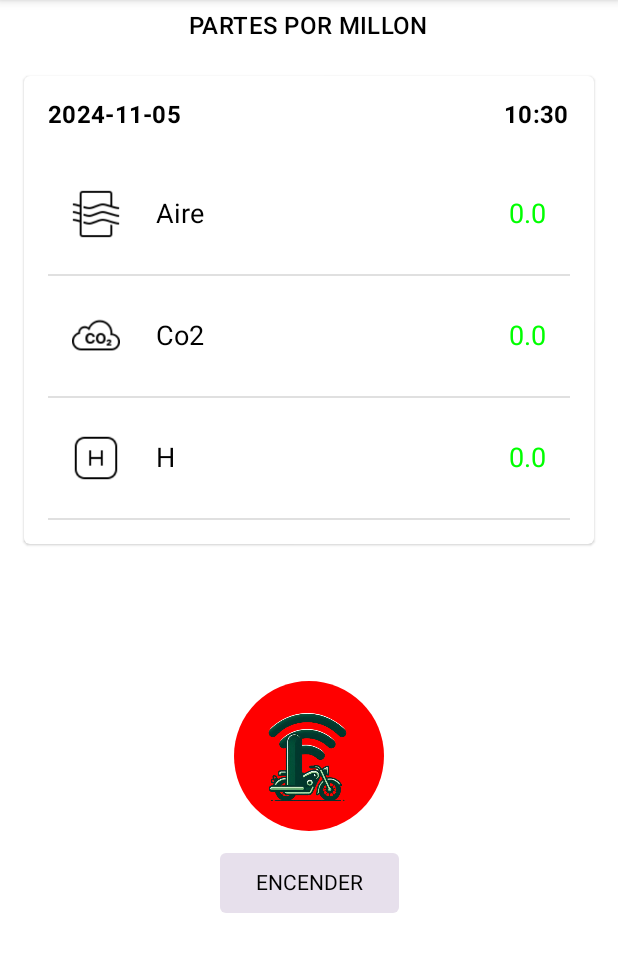
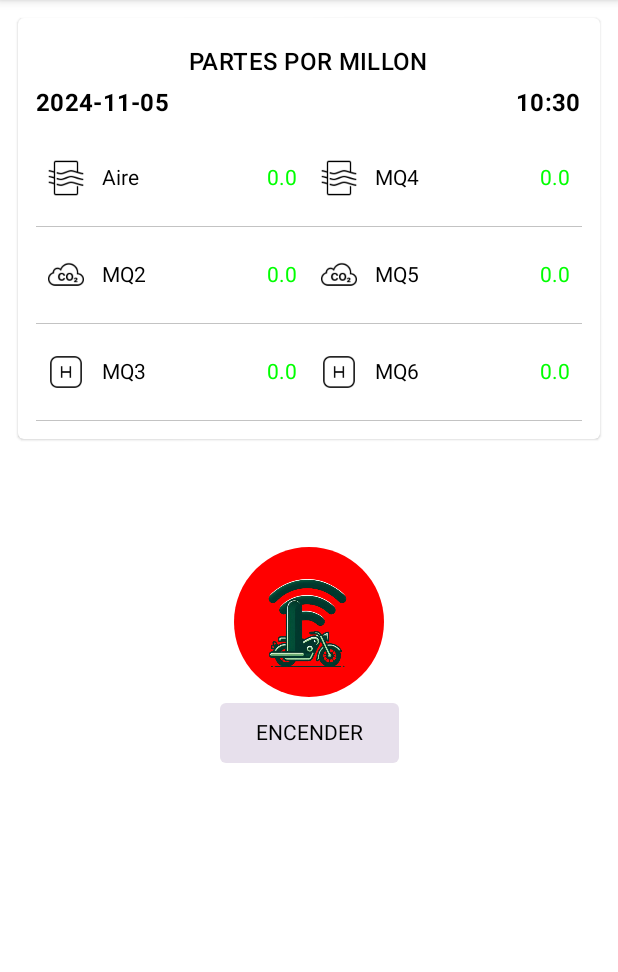
Before and after one commit to Brayan13141/LAMDATEC, an Android app built with Jetpack Compose: the composable PantallaInicio shown on its own in the app's theme, on a phone screen of 412 x 824 dp, the part 150-1122 px from its top. Run offline under Robolectric (Android 15) with nearby library versions, the phone set to English and light mode, and no system bars; our stand-ins replace Firebase (no records; nobody signed in at launch, a user with empty details on screens opened directly); 3 statements that could not run were skipped.

Commit message:
SE AGREGO OTRA COLUMNA PARA MOSTRAR LOS SENSORES EN LA Pantalla_Principal.kt

```diff
--- a/app/src/main/java/com/example/lamdatec/features/pPrincipal/presentation/Pantalla/Pantalla_Principal.kt
+++ b/app/src/main/java/com/example/lamdatec/features/pPrincipal/presentation/Pantalla/Pantalla_Principal.kt
@@ -1,11 +1,13 @@
 package com.example.lamdatec.features.pPrincipal.presentation.Pantalla
 
+import android.annotation.SuppressLint
 import androidx.compose.animation.core.FastOutSlowInEasing
 import androidx.compose.animation.core.animateDp
 import androidx.compose.animation.core.tween
 import androidx.compose.animation.core.updateTransition
 import androidx.compose.foundation.Image
 import androidx.compose.foundation.background
+import androidx.compose.foundation.border
 import androidx.compose.foundation.layout.Arrangement
 import androidx.compose.foundation.layout.Box
 import androidx.compose.foundation.layout.Column
@@ -17,8 +19,11 @@ import androidx.compose.foundation.layout.height
 import androidx.compose.foundation.layout.offset
 import androidx.compose.foundation.layout.padding
 import androidx.compose.foundation.layout.size
+import androidx.compose.foundation.layout.width
+import androidx.compose.foundation.rememberScrollState
 import androidx.compose.foundation.shape.CircleShape
 import androidx.compose.foundation.shape.RoundedCornerShape
+import androidx.compose.foundation.verticalScroll
 import androidx.compose.material.Card
 import androidx.compose.material.Divider
 import androidx.compose.material.Icon
@@ -43,43 +48,50 @@ import androidx.lifecycle.viewmodel.compose.viewModel
 import androidx.navigation.NavHostController
 import com.example.lamdatec.R
 import com.example.lamdatec.features.components.PPantallas
-import java.time.LocalDateTime
-import java.time.format.DateTimeFormatter
 import androidx.compose.material3.Button
+import androidx.compose.runtime.LaunchedEffect
+import androidx.compose.runtime.derivedStateOf
+import androidx.compose.runtime.mutableStateListOf
+import androidx.compose.ui.graphics.Brush
 import androidx.compose.ui.text.font.FontWeight
 
+@SuppressLint("StateFlowValueCalledInComposition")
 @Composable
-fun PantallaInicio(navController: NavHostController, viewModel: viewM_Principal = viewModel()) {
+fun PantallaInicio(navController: NavHostController, viewModelP: viewM_Principal = viewModel()) {
     PPantallas(navController, "BIENVENIDO A LAMDATEC") {
         Column(
             modifier = Modifier
                 .fillMaxHeight()
                 .fillMaxWidth()
+                .verticalScroll(rememberScrollState()),
         ) {
-            Row(horizontalArrangement = Arrangement.Center, modifier = Modifier
-                .fillMaxWidth()
-                .padding(5.dp)) {
-                Text("PARTES POR MILLON", style = MaterialTheme.typography.titleMedium)
+            SensoresPPM(viewModelP)
+
+
+            MotoAnimationScreen(viewModelP)
+
         }
-            SensoresPPM(viewModel)
-            MotoAnimationScreen(viewModel)
-        }
+
     }
 }
 
-
 @Composable
 fun SensoresPPM(viewModel: viewM_Principal) {
-
     // Tarjeta principal con bordes redondeados y fondo
     Card(
-        //shape = RoundedCornerShape(10.dp),
         modifier = Modifier
             .clip(RoundedCornerShape(18.dp))
             .fillMaxWidth()
-            .padding(16.dp)
+            .padding(12.dp)
     ) {
-        Column(modifier = Modifier.padding(16.dp)) {
+        Column(modifier = Modifier.padding(12.dp)) {
+            Row(
+                horizontalArrangement = Arrangement.Center, modifier = Modifier
+                    .fillMaxWidth()
+                    .padding(5.dp)
+            ) {
+                Text("PARTES POR MILLON", style = MaterialTheme.typography.titleMedium)
+            }
             // Fecha y hora
             Row(
                 modifier = Modifier.fillMaxWidth(),
@@ -96,10 +108,19 @@ fun SensoresPPM(viewModel: viewM_Principal) {
                     fontSize = 16.sp
                 )
             }
-
             Spacer(modifier = Modifier.height(16.dp))
 
-            // Tarjetas de los sensores
+            // Dos columnas para mostrar los seis sensores
+            Row(
+                modifier = Modifier.fillMaxWidth(),
+                horizontalArrangement = Arrangement.SpaceBetween,
+                verticalAlignment = Alignment.Top
+            ) {
+                // Primera columna de sensores
+                Column(
+                    modifier = Modifier.weight(1f),
+                    verticalArrangement = Arrangement.spacedBy(8.dp)
+                ) {
                     SensorCard(
                         title = "Aire",
                         valor = viewModel.ppmAir.value.toString(),
@@ -107,13 +128,38 @@ fun SensoresPPM(viewModel: viewM_Principal) {
                         modifier = Modifier
                     )
                     SensorCard(
-                title = "Co2",
+                        title = "MQ2",
                         valor = viewModel.ppmCO2.value.toString(),
                         icon = painterResource(id = R.drawable.icons8_co2_50),
                         modifier = Modifier
                     )
                     SensorCard(
-                title = "H",
+                        title = "MQ3",
+                        valor = viewModel.ppmHumedad.value.toString(),
+                        icon = painterResource(id = R.drawable.icons8_hidr_geno_50),
+                        modifier = Modifier
+                    )
+                }
+
+                // Segunda columna de sensores
+                Column(
+                    modifier = Modifier.weight(1f),
+                    verticalArrangement = Arrangement.spacedBy(8.dp)
+                ) {
+                    SensorCard(
+                        title = "MQ4",
+                        valor = viewModel.ppmAir.value.toString(),
+                        icon = painterResource(id = R.drawable.icons8_calidad_del_aire_50),
+                        modifier = Modifier
+                    )
+                    SensorCard(
+                        title = "MQ5",
+                        valor = viewModel.ppmCO2.value.toString(),
+                        icon = painterResource(id = R.drawable.icons8_co2_50),
+                        modifier = Modifier
+                    )
+                    SensorCard(
+                        title = "MQ6",
                         valor = viewModel.ppmHumedad.value.toString(),
                         icon = painterResource(id = R.drawable.icons8_hidr_geno_50),
                         modifier = Modifier
@@ -121,10 +167,13 @@ fun SensoresPPM(viewModel: viewM_Principal) {
                 }
             }
         }
+    }
+}
+
 @Composable
 fun MotoAnimationScreen(viewModel: viewM_Principal) {
     val isMotoOn by remember { viewModel.isMotoOn }
-    var controlMotoOn by remember {viewModel.ControlMotoOn }
+    var controlMotoOn by remember { viewModel.ControlMotoOn }
     val isButtonEnabled by viewModel.isButtonEnabled.collectAsState()
 
     // Animación para el movimiento horizontal
@@ -166,8 +215,8 @@ fun MotoAnimationScreen(viewModel: viewM_Principal) {
     Box(
         modifier = Modifier
             .fillMaxWidth()
-            .height(250.dp)
-            .padding(16.dp),
+            .height(220.dp)
+            .padding(12.dp),
         contentAlignment = Alignment.Center
     ) {
         // Mostrar la imagen de la moto dependiendo del estado
@@ -187,7 +236,7 @@ fun MotoAnimationScreen(viewModel: viewM_Principal) {
                 controlMotoOn = true//ENTRADA DE LA MOTO
                 Image(
                     painter = painterResource(
-                        id =   R.drawable._721ba60e_8eec_4bdc_a184_6c9d2b89090e_removebg_preview
+                        id = R.drawable._721ba60e_8eec_4bdc_a184_6c9d2b89090e_removebg_preview
                     ),
                     contentDescription = null,
                     modifier = Modifier
@@ -195,10 +244,10 @@ fun MotoAnimationScreen(viewModel: viewM_Principal) {
                         .offset(x = Entrar)
                         .clip(CircleShape)
                 )
-                if(Entrar.value == 0.dp.value){//MOSTRAR IMAGEN CON FONDO VERDE(CONECTADO)
+                if (Entrar.value == 0.dp.value) {//MOSTRAR IMAGEN CON FONDO VERDE(CONECTADO)
                     Image(
                         painter = painterResource(
-                            id =   R.drawable._721ba60e_8eec_4bdc_a184_6c9d2b89090e
+                            id = R.drawable._721ba60e_8eec_4bdc_a184_6c9d2b89090e
                         ),
                         contentDescription = null,
                         modifier = Modifier
@@ -208,7 +257,7 @@ fun MotoAnimationScreen(viewModel: viewM_Principal) {
                     )
                 }
             }
-        }else{
+        } else {
             Image(
                 painter = painterResource(
                     id = R.drawable._721ba60e_8eec_4bdc_a184_6c9d2b89090e_removebg_preview
@@ -221,10 +270,10 @@ fun MotoAnimationScreen(viewModel: viewM_Principal) {
             )
             if (Salir2.value == 250.dp.value)//IMAGEN VACIA ENTRANDO
             {
-                controlMotoOn =false
+                controlMotoOn = false
                 Image(
                     painter = painterResource(
-                        id =   R.drawable._721ba60e_8eec_4bdc_a184_6c9d2b89090e_removebg_preview
+                        id = R.drawable._721ba60e_8eec_4bdc_a184_6c9d2b89090e_removebg_preview
                     ),
                     contentDescription = null,
                     modifier = Modifier
@@ -237,7 +286,7 @@ fun MotoAnimationScreen(viewModel: viewM_Principal) {
             {
                 Image(
                     painter = painterResource(
-                        id =   R.drawable._721ba60e_8eec_4bdc_a184_6c9d2b89090e_removebg_preview
+                        id = R.drawable._721ba60e_8eec_4bdc_a184_6c9d2b89090e_removebg_preview
                     ),
                     contentDescription = null,
                     modifier = Modifier
@@ -249,14 +298,14 @@ fun MotoAnimationScreen(viewModel: viewM_Principal) {
             }
         }
         Spacer(modifier = Modifier.height(16.dp))
-        Button( colors = ButtonDefaults.buttonColors(
+        Button(
+            colors = ButtonDefaults.buttonColors(
                 containerColor = if (viewModel.isMotoOn.value) MaterialTheme.colorScheme.surfaceVariant else MaterialTheme.colorScheme.surfaceVariant,
-            contentColor = if (viewModel.isMotoOn.value)  Color.Red else Color.Green  // Cambia el color del fondo
+                contentColor = if (viewModel.isMotoOn.value) Color.Red else Color.Green  // Cambia el color del fondo
             ),
             onClick = {
                 viewModel.CambiarMotoStatus()
-            }, enabled = isButtonEnabled
-            ,
+            }, enabled = isButtonEnabled,
             modifier = Modifier.align(Alignment.BottomCenter),
             shape = shapes.small
 
@@ -267,11 +316,17 @@ fun MotoAnimationScreen(viewModel: viewM_Principal) {
 }
 
 @Composable
-fun SensorCard(title: String, icon: Painter, valor: String, modifier: Modifier) {
+fun SensorCard(
+    title: String,
+    icon: Painter,
+    valor: String,
+    modifier: Modifier = Modifier
+) {
     Row(
         modifier = modifier
             .fillMaxWidth()
-            .padding(vertical = 8.dp),
+            .padding(vertical = 4.dp) // Reducimos el padding vertical para un diseño más compacto
+            .clip(shape = MaterialTheme.shapes.small),
         verticalAlignment = Alignment.CenterVertically
     ) {
         // Icono
@@ -279,28 +334,35 @@ fun SensorCard(title: String, icon: Painter, valor: String, modifier: Modifier)
             painter = icon,
             contentDescription = title,
             modifier = Modifier
-                .padding(16.dp)
-                .size(32.dp),
+                .padding(8.dp) // Reducimos el padding alrededor del icono
+                .size(24.dp), // Reducimos el tamaño del icono
             tint = Color.Black
         )
 
         // Texto del título
         Text(
             text = title,
-            fontSize = 18.sp,
+            fontSize = 14.sp, // Reducimos el tamaño de la fuente del título
             color = Color.Black,
             modifier = Modifier
                 .weight(1f)
-                .padding(start = 8.dp)
+                .padding(start = 4.dp) // Menor padding lateral
         )
+
         // Valor del sensor
         Text(
             text = valor,
-            fontSize = 18.sp,
-            color = Color.Green, // Color verde
-            modifier = Modifier.padding(end = 16.dp)
-
+            fontSize = 14.sp, // Reducimos el tamaño de la fuente del valor
+            color = Color.Green,
+            modifier = Modifier.padding(end = 8.dp) // Menor padding al final
         )
     }
-    Divider(modifier = Modifier.height(1.dp))
+
+    // Divider más delgado para una separación visual ligera
+    Divider(
+        modifier = Modifier
+            .fillMaxWidth()
+            .height(0.5.dp), // Hacemos el Divider más delgado
+        color = Color.Gray.copy(alpha = 0.5f)
+    )
 }
```
Lines whose indentation alone changed are shown as unchanged.
